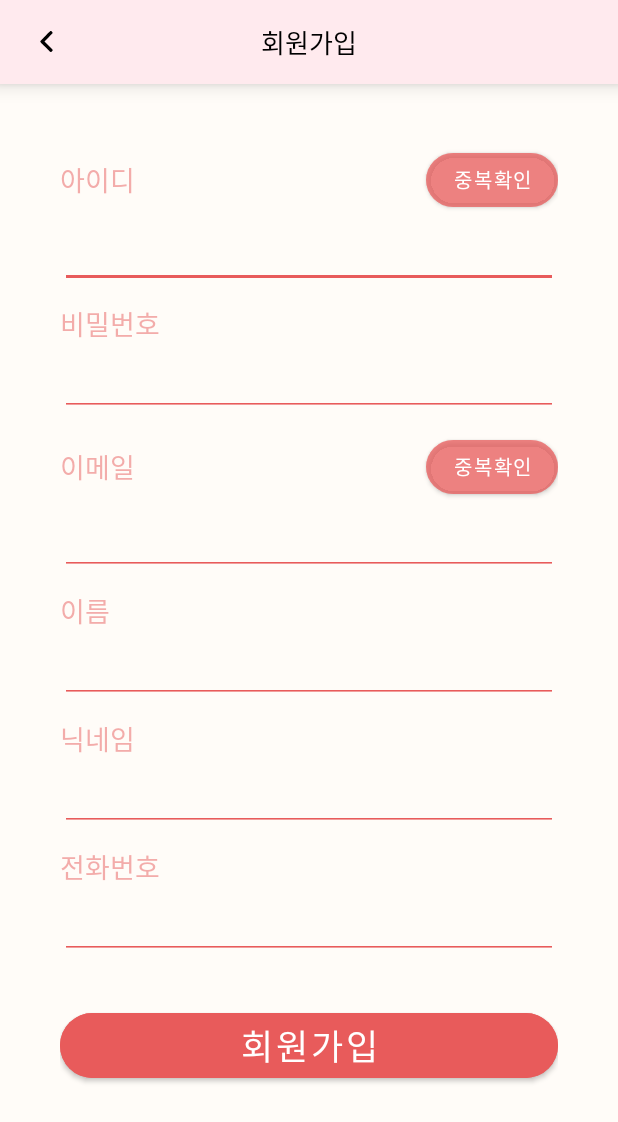
After one commit to k-r-1/gradproject-pawprints, an Android app: the SignUpActivity screen opened directly, with no data from a screen before it, on a phone screen of 412 x 824 dp. The commit adds this screen. Shown: the top 1122 px of the screen. Run offline under Robolectric (Android 15) with nearby library versions, the phone set to English and light mode, and no system bars.

Commit message:
로그인, 회원가입 화면

```diff
--- a/app/src/main/AndroidManifest.xml
+++ b/app/src/main/AndroidManifest.xml
@@ -12,6 +12,9 @@
         android:supportsRtl="true"
         android:theme="@style/Theme.Pawprints"
         tools:targetApi="31">
+        <activity
+            android:name=".ui.SignUpActivity"
+            android:exported="false" />
         <activity
             android:name=".ui.LoginActivity"
             android:exported="true">
--- a/app/src/main/java/com/swuproject/pawprints/MainActivity.kt
+++ b/app/src/main/java/com/swuproject/pawprints/MainActivity.kt
@@ -7,6 +7,7 @@ import androidx.navigation.findNavController
 import androidx.navigation.ui.AppBarConfiguration
 import androidx.navigation.ui.setupActionBarWithNavController
 import androidx.navigation.ui.setupWithNavController
+import com.swuproject.pawprints.common.Utils
 import com.swuproject.pawprints.databinding.ActivityMainBinding
 
 class MainActivity : AppCompatActivity() {
@@ -19,6 +20,12 @@ class MainActivity : AppCompatActivity() {
         binding = ActivityMainBinding.inflate(layoutInflater)
         setContentView(binding.root)
 
+        // 기본 액션바 숨기기
+        Utils.hideActionBar(this)
+
+        // 상태 표시줄 색상 변경
+        Utils.setStatusBarColor(this, R.color.primary_pink)
+
         val navView: BottomNavigationView = binding.navView
 
         val navController = findNavController(R.id.nav_host_fragment_activity_main)
--- /dev/null
+++ b/app/src/main/java/com/swuproject/pawprints/common/Utils.kt
@@ -0,0 +1,22 @@
+package com.swuproject.pawprints.common
+
+import android.os.Build
+import android.view.WindowManager
+import androidx.appcompat.app.AppCompatActivity
+
+object Utils {
+
+    // 기본 액션바 숨기기
+    fun hideActionBar(activity: AppCompatActivity) {
+        activity.supportActionBar?.hide()
+    }
+
+    // 상태 표시줄 색상 변경
+    fun setStatusBarColor(activity: AppCompatActivity, colorResId: Int) {
+        val window = activity.window
+        if (Build.VERSION.SDK_INT >= Build.VERSION_CODES.LOLLIPOP) {
+            window.addFlags(WindowManager.LayoutParams.FLAG_DRAWS_SYSTEM_BAR_BACKGROUNDS)
+            window.statusBarColor = activity.resources.getColor(colorResId)
+        }
+    }
+}
--- /dev/null
+++ b/app/src/main/java/com/swuproject/pawprints/ui/SignUpActivity.kt
@@ -0,0 +1,42 @@
+package com.swuproject.pawprints.ui
+
+import android.os.Build
+import android.os.Bundle
+import android.view.WindowManager
+import android.widget.ImageView
+import androidx.activity.enableEdgeToEdge
+import androidx.appcompat.app.AppCompatActivity
+import androidx.core.view.ViewCompat
+import androidx.core.view.WindowInsetsCompat
+import com.swuproject.pawprints.R
+import com.swuproject.pawprints.common.Utils
+
+class SignUpActivity : AppCompatActivity() {
+    override fun onCreate(savedInstanceState: Bundle?) {
+        super.onCreate(savedInstanceState)
+        enableEdgeToEdge()
+        setContentView(R.layout.activity_sign_up)
+
+        // 기본 액션바 숨기기
+        Utils.hideActionBar(this)
+
+        // 상태 표시줄 색상 변경
+        Utils.setStatusBarColor(this, R.color.primary_pink)
+
+        // 뒤로 가기 아이콘에 클릭 리스너 설정
+        findViewById<ImageView>(R.id.icon_back).setOnClickListener {
+            onBackPressed()
+        }
+
+        ViewCompat.setOnApplyWindowInsetsListener(findViewById(R.id.main)) { v, insets ->
+            val systemBars = insets.getInsets(WindowInsetsCompat.Type.systemBars())
+            v.setPadding(systemBars.left, systemBars.top, systemBars.right, systemBars.bottom)
+            insets
+        }
+    }
+    override fun onBackPressed() {
+        super.onBackPressed()
+        // 뒤로 가기 버튼을 눌렀을 때 SignUpActivity 종료
+        finish()
+    }
+}
--- a/app/src/main/res/layout/activity_login.xml
+++ b/app/src/main/res/layout/activity_login.xml
@@ -23,7 +23,7 @@
             android:layout_gravity="center"
             android:text="로그인"
             android:textColor="@android:color/black"
-            android:textSize="16sp" />
+            android:textSize="17sp" />
 
     </androidx.appcompat.widget.Toolbar>
 
@@ -32,7 +32,7 @@
         android:layout_height="wrap_content"
         android:orientation="vertical"
         android:background="@color/background_color"
-        android:padding="50dp"
+        android:padding="40dp"
         android:gravity="center_horizontal">
 
         <EditText
@@ -40,6 +40,7 @@
             android:layout_width="match_parent"
             android:layout_height="wrap_content"
             android:hint="아이디"
+            android:textSize="20sp"
             android:textColorHint="@color/right_pink"
             app:backgroundTint="@color/deep_pink" />
 
@@ -48,6 +49,7 @@
             android:layout_width="match_parent"
             android:layout_height="wrap_content"
             android:hint="비밀번호"
+            android:textSize="20sp"
             android:textColorHint="@color/right_pink"
             app:backgroundTint="@color/deep_pink" />
 
@@ -56,7 +58,7 @@
             android:layout_width="match_parent"
             android:layout_height="wrap_content"
             android:text="로그인"
-            android:textSize="20sp"
+            android:textSize="23sp"
             android:backgroundTint="@color/deep_pink"
             app:cornerRadius="30dp"
             android:layout_marginTop="30dp" />
@@ -66,7 +68,7 @@
             android:layout_width="match_parent"
             android:layout_height="wrap_content"
             android:text="회원가입"
-            android:textSize="20sp"
+            android:textSize="23sp"
             android:textColor="@color/deep_pink"
             android:background="@android:color/transparent"
             android:layout_marginTop="10dp" />
--- a/app/src/main/res/layout/activity_main.xml
+++ b/app/src/main/res/layout/activity_main.xml
@@ -18,7 +18,8 @@
         app:layout_constraintRight_toRightOf="parent"
         app:itemIconTint="@drawable/nav_item_color_state"
         app:itemTextColor="@drawable/nav_item_color_state"
-        app:menu="@menu/bottom_nav_menu" />
+        app:menu="@menu/bottom_nav_menu"
+        app:labelVisibilityMode="labeled" />
 
     <fragment
         android:id="@+id/nav_host_fragment_activity_main"
--- /dev/null
+++ b/app/src/main/res/layout/activity_sign_up.xml
@@ -0,0 +1,255 @@
+<?xml version="1.0" encoding="utf-8"?>
+<ScrollView xmlns:android="http://schemas.android.com/apk/res/android"
+    xmlns:app="http://schemas.android.com/apk/res-auto"
+    xmlns:tools="http://schemas.android.com/tools"
+    android:layout_width="match_parent"
+    android:layout_height="match_parent"
+    android:background="@color/background_color"
+    tools:context=".ui.SignUpActivity">
+
+    <LinearLayout
+        android:id="@+id/main"
+        android:layout_width="match_parent"
+        android:layout_height="match_parent"
+        android:background="@color/background_color"
+        android:orientation="vertical">
+
+        <androidx.appcompat.widget.Toolbar
+            android:id="@+id/toolbar"
+            android:layout_width="match_parent"
+            android:layout_height="wrap_content"
+            android:elevation="8dp"
+            android:background="@color/primary_pink"
+            android:minHeight="?attr/actionBarSize">
+
+            <!-- Navigation Icon -->
+            <ImageView
+                android:id="@+id/icon_back"
+                android:layout_width="30dp"
+                android:layout_height="30dp"
+                android:src="@drawable/icon_back"
+                android:paddingStart="8dp"
+                android:paddingEnd="8dp"
+                android:layout_gravity="start"/>
+
+            <!-- 툴바 내용 -->
+            <TextView
+                android:layout_width="wrap_content"
+                android:layout_height="wrap_content"
+                android:layout_gravity="center"
+                android:text="회원가입"
+                android:textColor="@android:color/black"
+                android:textSize="17sp" />
+
+        </androidx.appcompat.widget.Toolbar>
+
+        <LinearLayout
+            android:layout_width="match_parent"
+            android:layout_height="match_parent"
+            android:background="@color/background_color"
+            android:gravity="center_horizontal"
+            android:orientation="vertical"
+            android:padding="40dp">
+
+            <LinearLayout
+                android:layout_width="match_parent"
+                android:layout_height="wrap_content"
+                android:orientation="vertical">
+
+                <!-- 텍스트와 중복확인 버튼을 수평으로 배치하는 수평 레이아웃 -->
+                <LinearLayout
+                    android:layout_width="match_parent"
+                    android:layout_height="wrap_content"
+                    android:orientation="horizontal">
+
+                    <!-- 아이디 텍스트 -->
+                    <TextView
+                        android:layout_width="wrap_content"
+                        android:layout_height="wrap_content"
+                        android:layout_gravity="center_vertical"
+                        android:layout_weight="1"
+                        android:text="아이디"
+                        android:textColor="@color/right_pink"
+                        android:textSize="18sp" />
+
+                    <!-- 중복확인 버튼 -->
+                    <Button
+                        android:id="@+id/btn_check_id"
+                        android:layout_width="wrap_content"
+                        android:layout_height="wrap_content"
+                        android:backgroundTint="@color/right_pink"
+                        android:text="중복확인"
+                        android:textSize="13sp"
+                        app:cornerRadius="30dp" />
+
+                </LinearLayout>
+
+                <!-- 아이디 입력창 -->
+                <EditText
+                    android:id="@+id/edit_id"
+                    android:layout_width="match_parent"
+                    android:layout_height="wrap_content"
+                    android:textSize="20sp"
+                    app:backgroundTint="@color/deep_pink" />
+
+            </LinearLayout>
+
+            <LinearLayout
+                android:layout_width="match_parent"
+                android:layout_height="wrap_content"
+                android:orientation="vertical"
+                android:paddingTop="10dp">
+
+                <!-- 비밀번호 텍스트 -->
+                <TextView
+                    android:layout_width="wrap_content"
+                    android:layout_height="wrap_content"
+                    android:layout_gravity="center_vertical"
+                    android:text="비밀번호"
+                    android:textColor="@color/right_pink"
+                    android:textSize="18sp" />
+
+                <!-- 비밀번호 입력창 -->
+                <EditText
+                    android:id="@+id/edit_pw"
+                    android:layout_width="match_parent"
+                    android:layout_height="wrap_content"
+                    android:textSize="20sp"
+                    app:backgroundTint="@color/deep_pink" />
+
+            </LinearLayout>
+
+            <LinearLayout
+                android:layout_width="match_parent"
+                android:layout_height="wrap_content"
+                android:orientation="vertical">
+
+                <!-- 텍스트와 중복확인 버튼을 수평으로 배치하는 수평 레이아웃 -->
+                <LinearLayout
+                    android:layout_width="match_parent"
+                    android:layout_height="wrap_content"
+                    android:orientation="horizontal"
+                    android:paddingTop="10dp">
+
+                    <!-- 이밀번호 텍스트 -->
+                    <TextView
+                        android:layout_width="wrap_content"
+                        android:layout_height="wrap_content"
+                        android:layout_gravity="center_vertical"
+                        android:layout_weight="1"
+                        android:text="이메일"
+                        android:textColor="@color/right_pink"
+                        android:textSize="18sp" />
+
+                    <!-- 중복확인 버튼 -->
+                    <Button
+                        android:id="@+id/btn_check_email"
+                        android:layout_width="wrap_content"
+                        android:layout_height="wrap_content"
+                        android:backgroundTint="@color/right_pink"
+                        android:text="중복확인"
+                        android:textSize="13sp"
+                        app:cornerRadius="30dp" />
+
+                </LinearLayout>
+
+                <!-- 이메일 입력창 -->
+                <EditText
+                    android:id="@+id/edit_email"
+                    android:layout_width="match_parent"
+                    android:layout_height="wrap_content"
+                    android:textSize="20sp"
+                    app:backgroundTint="@color/deep_pink" />
+
+            </LinearLayout>
+
+            <LinearLayout
+                android:layout_width="match_parent"
+                android:layout_height="wrap_content"
+                android:orientation="vertical"
+                android:paddingTop="10dp">
+
+                <!-- 이름 텍스트 -->
+                <TextView
+                    android:layout_width="wrap_content"
+                    android:layout_height="wrap_content"
+                    android:layout_gravity="center_vertical"
+                    android:text="이름"
+                    android:textColor="@color/right_pink"
+                    android:textSize="18sp" />
+
+                <!-- 이름 입력창 -->
+                <EditText
+                    android:id="@+id/edit_name"
+                    android:layout_width="match_parent"
+                    android:layout_height="wrap_content"
+                    android:textSize="20sp"
+                    app:backgroundTint="@color/deep_pink" />
+
+            </LinearLayout>
+
+            <LinearLayout
+                android:layout_width="match_parent"
+                android:layout_height="wrap_content"
+                android:orientation="vertical"
+                android:paddingTop="10dp">
+
+                <!-- 닉네임 텍스트 -->
+                <TextView
+                    android:layout_width="wrap_content"
+                    android:layout_height="wrap_content"
+                    android:layout_gravity="center_vertical"
+                    android:text="닉네임"
+                    android:textColor="@color/right_pink"
+                    android:textSize="18sp" />
+
+                <!-- 닉네임 입력창 -->
+                <EditText
+                    android:id="@+id/edit_nickname"
+                    android:layout_width="match_parent"
+                    android:layout_height="wrap_content"
+                    android:textSize="20sp"
+                    app:backgroundTint="@color/deep_pink" />
+
+            </LinearLayout>
+
+            <LinearLayout
+                android:layout_width="match_parent"
+                android:layout_height="wrap_content"
+                android:orientation="vertical"
+                android:paddingTop="10dp">
+
+                <!-- 전화번호 텍스트 -->
+                <TextView
+                    android:layout_width="wrap_content"
+                    android:layout_height="wrap_content"
+                    android:layout_gravity="center_vertical"
+                    android:text="전화번호"
+                    android:textColor="@color/right_pink"
+                    android:textSize="18sp" />
+
+                <!-- 전화번호 입력창 -->
+                <EditText
+                    android:id="@+id/edit_phone"
+                    android:layout_width="match_parent"
+                    android:layout_height="wrap_content"
+                    android:textSize="20sp"
+                    app:backgroundTint="@color/deep_pink" />
+
+            </LinearLayout>
+
+            <Button
+                android:id="@+id/btn_sign_up"
+                android:layout_width="match_parent"
+                android:layout_height="wrap_content"
+                android:text="회원가입"
+                android:textSize="23sp"
+                android:backgroundTint="@color/deep_pink"
+                app:cornerRadius="30dp"
+                android:layout_marginTop="30dp" />
+
+        </LinearLayout>
+
+    </LinearLayout>
+
+</ScrollView>
```
